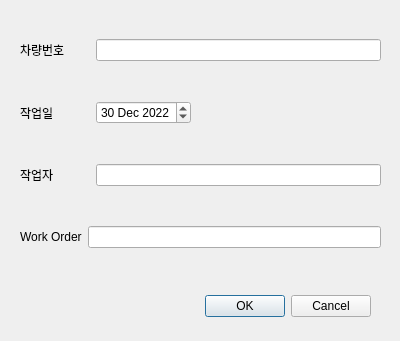
Above: src/asammdf/arloo/ui/report_dialog.ui from hayarobi/asammdf before the change. Below: the same form after it.
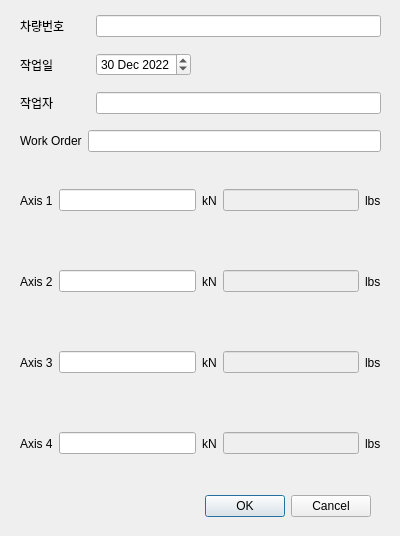
That is the form after the change.

```diff
--- a/src/asammdf/arloo/ui/report_dialog.ui
+++ b/src/asammdf/arloo/ui/report_dialog.ui
@@ -7,7 +7,7 @@
     <x>0</x>
     <y>0</y>
     <width>400</width>
-    <height>341</height>
+    <height>536</height>
    </rect>
   </property>
   <property name="windowTitle">
@@ -17,7 +17,7 @@
    <property name="geometry">
     <rect>
      <x>30</x>
-     <y>290</y>
+     <y>490</y>
      <width>341</width>
      <height>32</height>
     </rect>
@@ -35,7 +35,7 @@
      <x>20</x>
      <y>10</y>
      <width>361</width>
-     <height>270</height>
+     <height>471</height>
     </rect>
    </property>
    <layout class="QVBoxLayout" name="verticalLayout">
@@ -90,7 +90,7 @@
        <widget class="QDateEdit" name="dateEdit">
         <property name="dateTime">
          <datetime>
-          <hour>21</hour>
+          <hour>3</hour>
           <minute>0</minute>
           <second>0</second>
           <year>2022</year>
@@ -164,6 +164,182 @@
       </item>
      </layout>
     </item>
+    <item>
+     <layout class="QHBoxLayout" name="horizontalLayout_7">
+      <property name="topMargin">
+       <number>5</number>
+      </property>
+      <property name="rightMargin">
+       <number>0</number>
+      </property>
+      <property name="bottomMargin">
+       <number>5</number>
+      </property>
+      <item>
+       <widget class="QLabel" name="workOrderLabel_2">
+        <property name="text">
+         <string>Axis 1</string>
+        </property>
+       </widget>
+      </item>
+      <item>
+       <widget class="QLineEdit" name="axis1Edit"/>
+      </item>
+      <item>
+       <widget class="QLabel" name="label_4">
+        <property name="text">
+         <string>kN</string>
+        </property>
+       </widget>
+      </item>
+      <item>
+       <widget class="QLineEdit" name="axis1PoundEdit">
+        <property name="enabled">
+         <bool>false</bool>
+        </property>
+       </widget>
+      </item>
+      <item>
+       <widget class="QLabel" name="label_8">
+        <property name="text">
+         <string>lbs</string>
+        </property>
+       </widget>
+      </item>
+     </layout>
+    </item>
+    <item>
+     <layout class="QHBoxLayout" name="horizontalLayout_8">
+      <property name="topMargin">
+       <number>5</number>
+      </property>
+      <property name="rightMargin">
+       <number>0</number>
+      </property>
+      <property name="bottomMargin">
+       <number>5</number>
+      </property>
+      <item>
+       <widget class="QLabel" name="workOrderLabel_3">
+        <property name="text">
+         <string>Axis 2</string>
+        </property>
+       </widget>
+      </item>
+      <item>
+       <widget class="QLineEdit" name="axis2Edit"/>
+      </item>
+      <item>
+       <widget class="QLabel" name="label_5">
+        <property name="text">
+         <string>kN</string>
+        </property>
+       </widget>
+      </item>
+      <item>
+       <widget class="QLineEdit" name="axis2PoundEdit">
+        <property name="enabled">
+         <bool>false</bool>
+        </property>
+       </widget>
+      </item>
+      <item>
+       <widget class="QLabel" name="label_9">
+        <property name="text">
+         <string>lbs</string>
+        </property>
+       </widget>
+      </item>
+     </layout>
+    </item>
+    <item>
+     <layout class="QHBoxLayout" name="horizontalLayout_9">
+      <property name="topMargin">
+       <number>5</number>
+      </property>
+      <property name="rightMargin">
+       <number>0</number>
+      </property>
+      <property name="bottomMargin">
+       <number>5</number>
+      </property>
+      <item>
+       <widget class="QLabel" name="workOrderLabel_4">
+        <property name="text">
+         <string>Axis 3</string>
+        </property>
+       </widget>
+      </item>
+      <item>
+       <widget class="QLineEdit" name="axis3Edit"/>
+      </item>
+      <item>
+       <widget class="QLabel" name="label_6">
+        <property name="text">
+         <string>kN</string>
+        </property>
+       </widget>
+      </item>
+      <item>
+       <widget class="QLineEdit" name="axis3PoundEdit">
+        <property name="enabled">
+         <bool>false</bool>
+        </property>
+       </widget>
+      </item>
+      <item>
+       <widget class="QLabel" name="label_10">
+        <property name="text">
+         <string>lbs</string>
+        </property>
+       </widget>
+      </item>
+     </layout>
+    </item>
+    <item>
+     <layout class="QHBoxLayout" name="horizontalLayout_10">
+      <property name="topMargin">
+       <number>5</number>
+      </property>
+      <property name="rightMargin">
+       <number>0</number>
+      </property>
+      <property name="bottomMargin">
+       <number>5</number>
+      </property>
+      <item>
+       <widget class="QLabel" name="workOrderLabel_5">
+        <property name="text">
+         <string>Axis 4</string>
+        </property>
+       </widget>
+      </item>
+      <item>
+       <widget class="QLineEdit" name="axis4Edit"/>
+      </item>
+      <item>
+       <widget class="QLabel" name="label_7">
+        <property name="text">
+         <string>kN</string>
+        </property>
+       </widget>
+      </item>
+      <item>
+       <widget class="QLineEdit" name="axis4PoundEdit">
+        <property name="enabled">
+         <bool>false</bool>
+        </property>
+       </widget>
+      </item>
+      <item>
+       <widget class="QLabel" name="label_11">
+        <property name="text">
+         <string>lbs</string>
+        </property>
+       </widget>
+      </item>
+     </layout>
+    </item>
    </layout>
   </widget>
  </widget>
```
